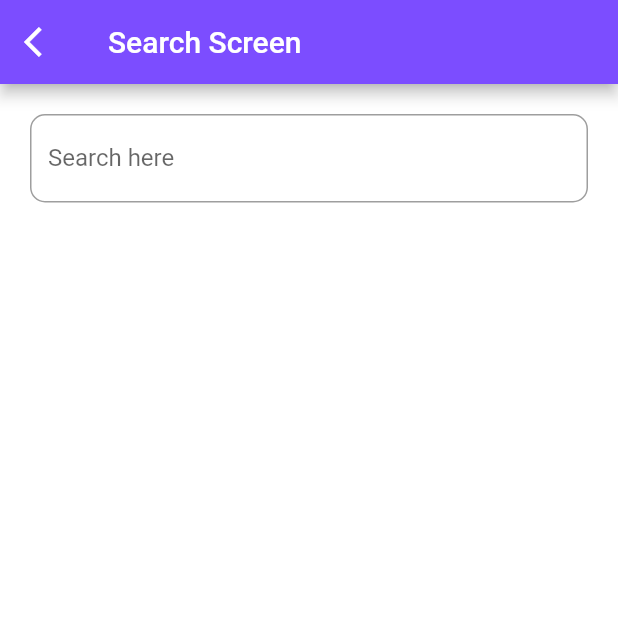
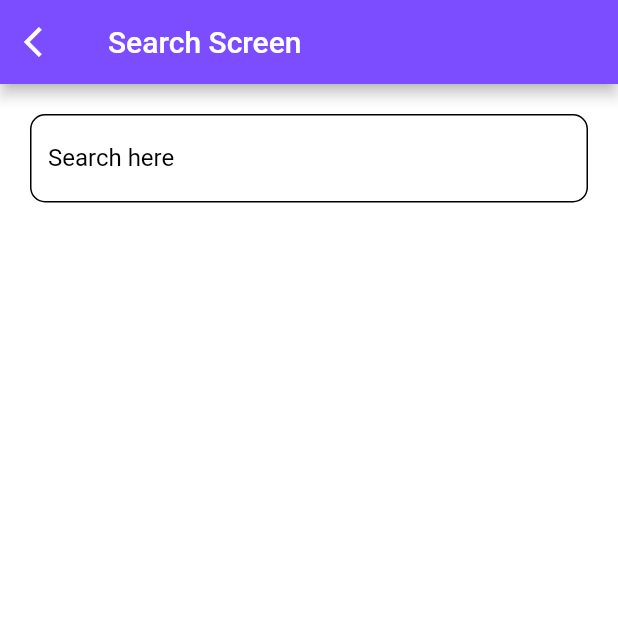
Before and after one commit to Mohamed-Habashi/NewsApp, a Flutter app: the SearchScreen screen opened directly, on a phone screen of 412 x 824 dp, the top half of it. Run offline on Flutter 3.47's test engine with Material 2 defaults, Android fonts, the phone set to English and light mode, and no system bars; our stand-ins replace bloc, conditional_builder_null_safety, dio, flutter_bloc, shared_preferences and 1 more; missing offline and left inert: dart:ffi; accounts and stored records are empty; network calls fail.

Commit message:
dark_mode

```diff
--- a/lib/screens/search_screen.dart
+++ b/lib/screens/search_screen.dart
@@ -41,9 +41,16 @@ class SearchScreen extends StatelessWidget {
               children: [
                 defaultFormField(
                     controller: searchController,
+                    borderColor: NewsCubit.get(context).isDark?Colors.black:Colors.white,
+                    textStyle: TextStyle(
+                      color: NewsCubit.get(context).isDark?Colors.black:Colors.white,
+                    ),
                     obscure: false,
                     keyboardType: TextInputType.text,
                     label: 'Search here',
+                  hintStyle: TextStyle(
+                    color: NewsCubit.get(context).isDark?Colors.black:Colors.white,
+                  ),
                   onChange: (value){
                       value=searchController.text;
                       NewsCubit.get(context).searchData(search: value);
--- a/lib/shared/components/components.dart
+++ b/lib/shared/components/components.dart
@@ -55,24 +55,43 @@ Widget defaultFormField({
   required String label,
    String? Function(String?)? validator,
    String? Function(String?)? onChange,
+  TextStyle?textStyle,
   void Function()? onTap,
   Icon ? prefixIcon,
   var  suffixIcon,
   double radius=10,
+  TextStyle?hintStyle,
+  required Color borderColor,
   bool isClickable=true,
   void Function(String)? onSubmit,
   context,
 }){
   return TextFormField(
+    cursorColor: borderColor,
     decoration:  InputDecoration(
       labelText: label,
       prefixIcon: prefixIcon,
       suffixIcon: suffixIcon,
+
       border: OutlineInputBorder(
         borderRadius: BorderRadius.circular(radius),
       ),
+      focusedBorder: OutlineInputBorder(
+        borderSide: BorderSide(color:borderColor),
+        borderRadius: BorderRadius.circular(radius),
+      ),
+      enabledBorder: OutlineInputBorder(
+        borderSide: BorderSide(color: borderColor),
+        borderRadius: BorderRadius.circular(radius),
+      ),
+      disabledBorder: OutlineInputBorder(
+        borderSide: BorderSide(color: borderColor),
+        borderRadius: BorderRadius.circular(radius),
+      ),
+      labelStyle: hintStyle,
     ),
     controller: controller,
+    style: textStyle,
     onFieldSubmitted: onSubmit,
     keyboardType: keyboardType,
     enabled: isClickable,
```
